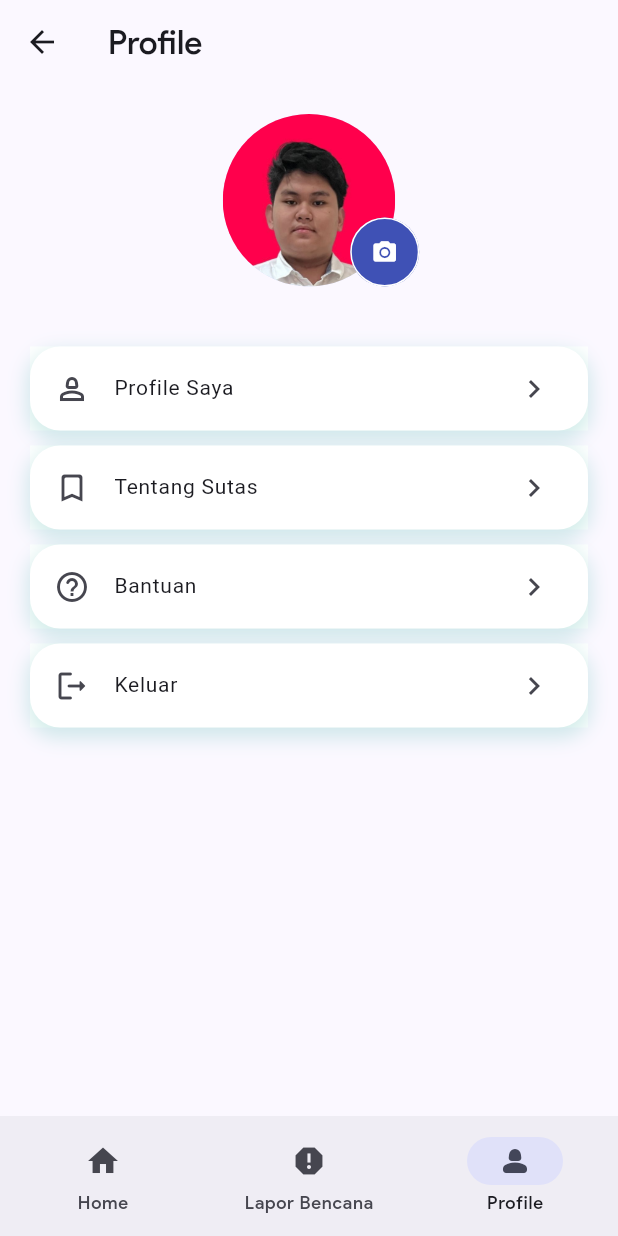
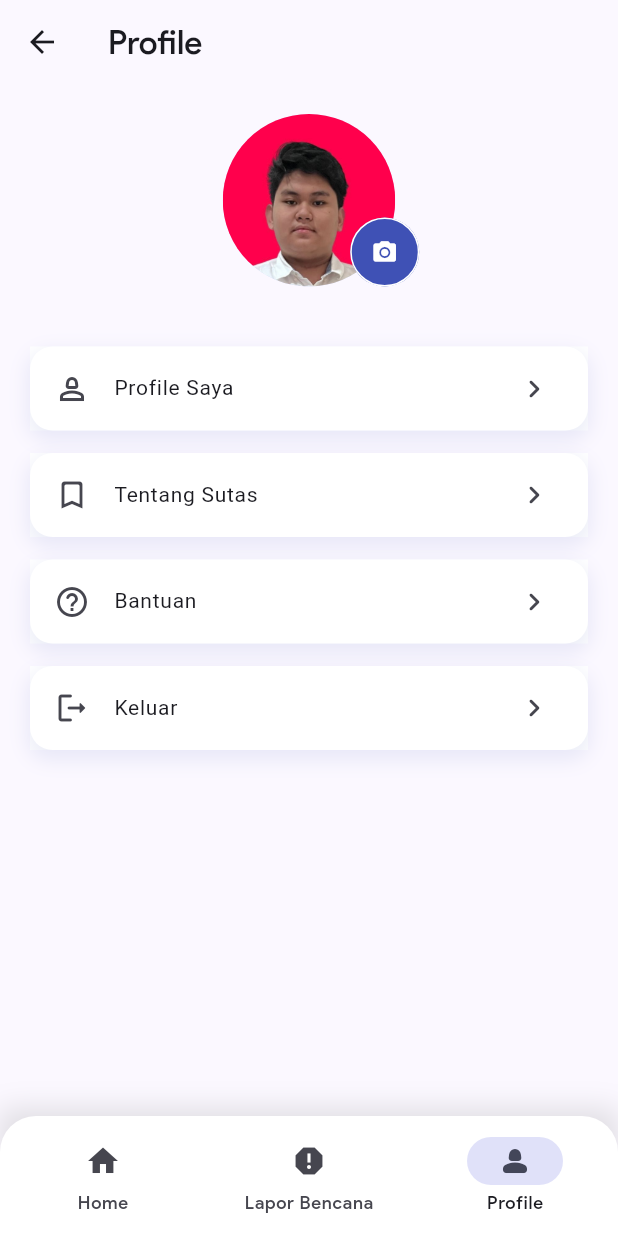
Before and after one commit to memorezasabana/sutasapp, a Flutter app: the BottomBar screen opened directly, item 3 of the bottom bar chosen, on a phone screen of 412 x 824 dp. Run offline on Flutter 3.47's test engine with Material 3 defaults, Android fonts, the phone set to English and light mode, and no system bars; our stand-ins replace flutter_svg, get; Roboto replaces fonts that are missing (ProductSans).

Commit message:
updte edit

```diff
--- a/lib/screens/dashboard/bottom_nav_bar.dart
+++ b/lib/screens/dashboard/bottom_nav_bar.dart
@@ -11,19 +11,34 @@ class BottomBar extends StatelessWidget {
     final controller = Get.put(NavigationController());
     return Scaffold(
       bottomNavigationBar: Obx(
-        () => NavigationBar(
+        () => Container(
+          decoration: BoxDecoration(
+            boxShadow: [
+              BoxShadow(
+                color: Colors.grey.withOpacity(0.3),
+                offset: const Offset(0, -5),
+                blurRadius: 15,
+              ),
+            ],
+          ),
+          child: ClipRRect(
+            borderRadius: const BorderRadius.vertical(top: Radius.circular(24)),
+            child: NavigationBar(
               height: 80,
               elevation: 0,
+              backgroundColor: Colors.white,
               selectedIndex: controller.selectedIndex.value,
               onDestinationSelected: (index) =>
                   controller.selectedIndex.value = index,
-          destinations: [
+              destinations: const [
                 NavigationDestination(icon: Icon(Icons.home), label: 'Home'),
                 NavigationDestination(
                     icon: Icon(Icons.report), label: 'Lapor Bencana'),
                 NavigationDestination(
                     icon: Icon(Icons.person_2_rounded), label: 'Profile'),
               ],
+            ),
+          ),
         ),
       ),
       body: Obx(() => controller.screens[controller.selectedIndex.value]),
--- a/lib/screens/dashboard/dashboard_screen.dart
+++ b/lib/screens/dashboard/dashboard_screen.dart
@@ -58,8 +58,7 @@ class DashboardScreen extends StatelessWidget {
                       "Ayo tanggap bencana!",
                     ),
                     trailing: SizedBox(
-                      height: 50,
-                      width: 50,
+                      height: 70,
                       child: Image.asset("assets/images/logo.png"),
                     )),
               ),
@@ -157,7 +156,7 @@ class DashboardScreen extends StatelessWidget {
                     contentPadding: EdgeInsets.symmetric(horizontal: 15),
                     border: OutlineInputBorder(
                         borderRadius: BorderRadius.all(Radius.circular(50))),
-                    hintText: "Cari berita yang anda inginkan disini",
+                    hintText: "Banjir di Surabaya hari ini",
                     prefixIcon: Icon(Icons.search),
                   ),
                 ),
--- a/lib/screens/profile/profile_page.dart
+++ b/lib/screens/profile/profile_page.dart
@@ -1,4 +1,5 @@
 import 'package:flutter/material.dart';
+import 'package:sutasapp/screens/login_page.dart';
 import 'package:sutasapp/screens/profile/profile_pic.dart';
 
 class ProfileScreen extends StatelessWidget {
@@ -21,11 +22,11 @@ class ProfileScreen extends StatelessWidget {
               margin: const EdgeInsets.only(right: 20, left: 20),
               decoration: BoxDecoration(
                   color: Colors.white,
-                  borderRadius: BorderRadius.circular(20),
+                  borderRadius: BorderRadius.circular(15),
                   boxShadow: [
                     BoxShadow(
                         offset: const Offset(0, 5),
-                        color: Colors.teal.shade400.withOpacity(.2),
+                        color: Colors.indigo.shade200.withOpacity(.2),
                         spreadRadius: 2,
                         blurRadius: 10)
                   ]),
@@ -39,19 +40,19 @@ class ProfileScreen extends StatelessWidget {
                 ),
                 leading: Icon(Icons.person_2_outlined),
                 tileColor: Colors.white,
-                trailing: Icon(Icons.keyboard_arrow_right),
+                trailing: Icon(Icons.keyboard_arrow_right_rounded),
               ),
             ),
-            SizedBox(height: 10),
+            SizedBox(height: 15),
             Container(
               margin: const EdgeInsets.only(right: 20, left: 20),
               decoration: BoxDecoration(
                   color: Colors.white,
-                  borderRadius: BorderRadius.circular(20),
+                  borderRadius: BorderRadius.circular(15),
                   boxShadow: [
                     BoxShadow(
                         offset: const Offset(0, 5),
-                        color: Colors.teal.shade400.withOpacity(.2),
+                        color: Colors.indigo.shade200.withOpacity(.2),
                         spreadRadius: 2,
                         blurRadius: 10)
                   ]),
@@ -65,19 +66,19 @@ class ProfileScreen extends StatelessWidget {
                 ),
                 leading: Icon(Icons.bookmark_outline_rounded),
                 tileColor: Colors.white,
-                trailing: Icon(Icons.keyboard_arrow_right),
+                trailing: Icon(Icons.keyboard_arrow_right_rounded),
               ),
             ),
-            SizedBox(height: 10),
+            SizedBox(height: 15),
             Container(
               margin: const EdgeInsets.only(right: 20, left: 20),
               decoration: BoxDecoration(
                   color: Colors.white,
-                  borderRadius: BorderRadius.circular(20),
+                  borderRadius: BorderRadius.circular(15),
                   boxShadow: [
                     BoxShadow(
                         offset: const Offset(0, 5),
-                        color: Colors.teal.shade400.withOpacity(.2),
+                        color: Colors.indigo.shade200.withOpacity(.2),
                         spreadRadius: 2,
                         blurRadius: 10)
                   ]),
@@ -91,19 +92,27 @@ class ProfileScreen extends StatelessWidget {
                 ),
                 leading: Icon(Icons.help_outline_rounded),
                 tileColor: Colors.white,
-                trailing: Icon(Icons.keyboard_arrow_right),
+                trailing: Icon(Icons.keyboard_arrow_right_rounded),
               ),
             ),
-            SizedBox(height: 10),
-            Container(
+            SizedBox(height: 15),
+            InkWell(
+              onTap: () {
+                Navigator.of(context).push(MaterialPageRoute(
+                  builder: (context) {
+                    return const LoginPage();
+                  },
+                ));
+              },
+              child: Container(
                 margin: const EdgeInsets.only(right: 20, left: 20),
                 decoration: BoxDecoration(
                     color: Colors.white,
-                  borderRadius: BorderRadius.circular(20),
+                    borderRadius: BorderRadius.circular(15),
                     boxShadow: [
                       BoxShadow(
                           offset: const Offset(0, 5),
-                        color: Colors.teal.shade400.withOpacity(.2),
+                          color: Colors.indigo.shade200.withOpacity(.2),
                           spreadRadius: 2,
                           blurRadius: 10)
                     ]),
@@ -117,7 +126,8 @@ class ProfileScreen extends StatelessWidget {
                   ),
                   leading: Icon(Icons.logout_rounded),
                   tileColor: Colors.white,
-                trailing: Icon(Icons.keyboard_arrow_right),
+                  trailing: Icon(Icons.keyboard_arrow_right_rounded),
+                ),
               ),
             ),
           ],
```
Also changed, not shown: lib/screens/login_page.dart (+11 -9 lines), lib/screens/signup_page.dart (+13 -13 lines), assets/images/logo.png. Lines whose indentation alone changed are shown as unchanged.
